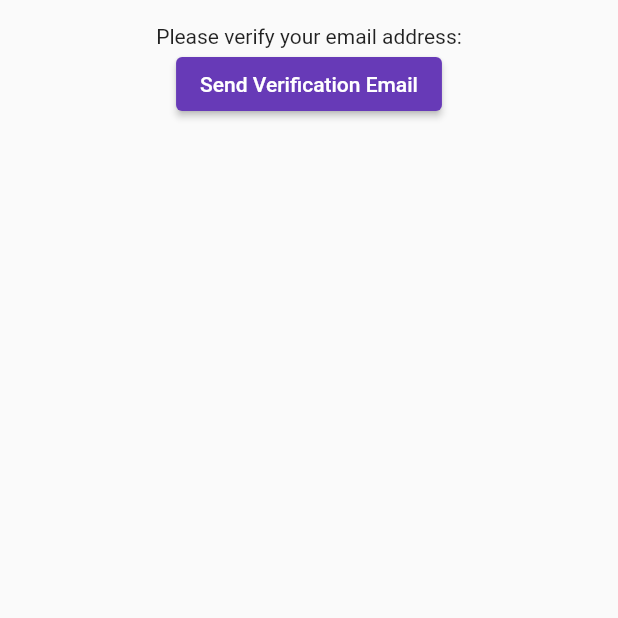
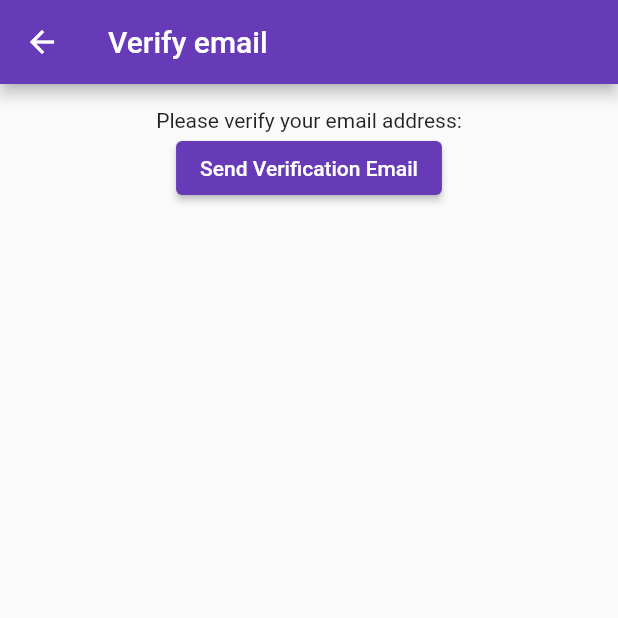
Before and after one commit to ShlokBharadwaj/no-notes, a Flutter app: the VerifyEmailView screen opened directly, on a phone screen of 412 x 824 dp, the top half of it. Run offline on Flutter 3.47's test engine with Material 2 defaults, Android fonts, the phone set to English and light mode, and no system bars; our stand-ins replace firebase_auth, firebase_core; accounts and stored records are empty; generated files the repository leaves out were written again.

Commit message:
Add: Scaffold to verify email page

```diff
--- a/lib/main.dart
+++ b/lib/main.dart
@@ -66,7 +66,9 @@ class VerifyEmailView extends StatefulWidget {
 class _VerifyEmailViewState extends State<VerifyEmailView> {
   @override
   Widget build(BuildContext context) {
-    return Center(
+    return Scaffold(
+      appBar: AppBar(title: const Text("Verify email")),
+      body: Center(
         child: Padding(
           padding: const EdgeInsets.all(0.0),
           child: Column(
@@ -83,6 +85,7 @@ class _VerifyEmailViewState extends State<VerifyEmailView> {
             ],
           ),
         ),
+      ),
     );
   }
 }
```
Lines whose indentation alone changed are shown as unchanged.
